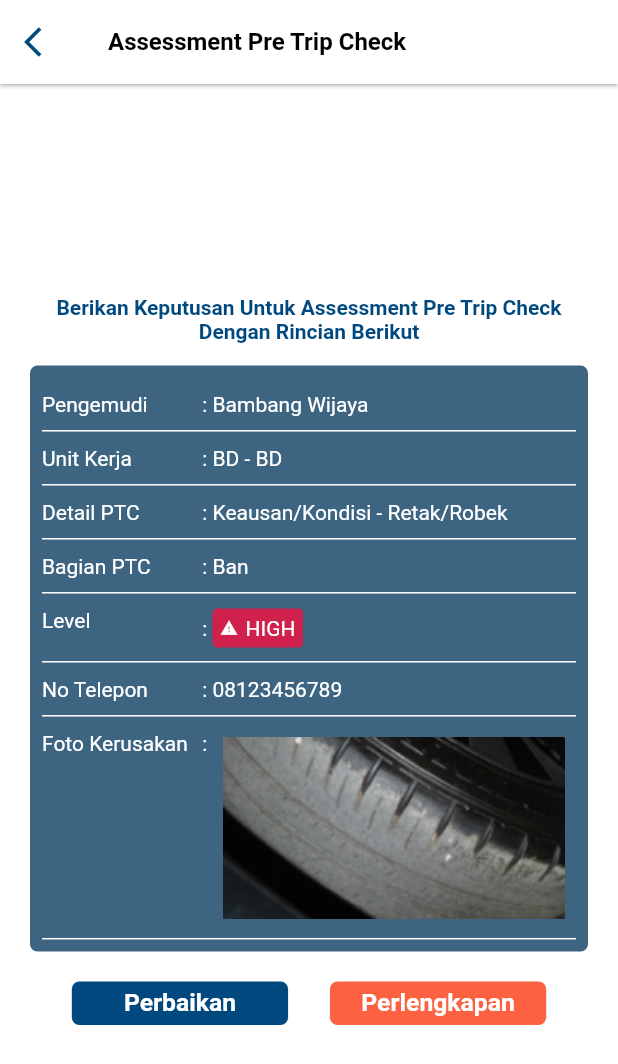
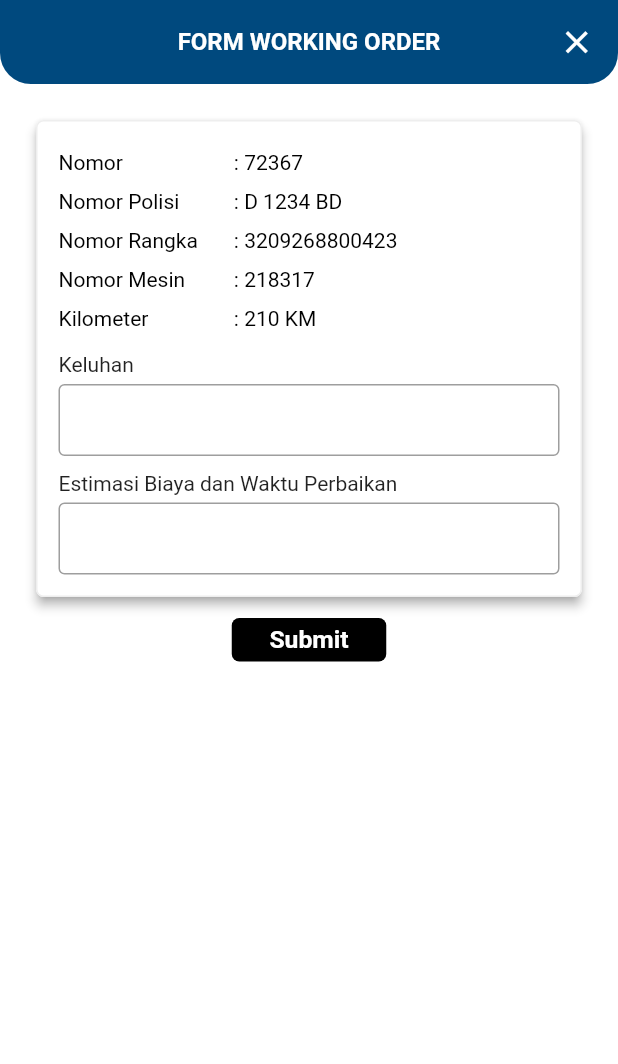
Before and after one commit to uzixCode/par-mobile, a Flutter app: the ApprovalPTCDetailPage screen opened directly, after a tap on "Perlengkapan", on a phone screen of 412 x 824 dp. Shown: the top 1064 px of the screen. Run offline on Flutter 3.47's test engine with Material 2 defaults, Android fonts, the phone set to English and light mode, and no system bars; our stand-ins replace dio, flutter_rating_bar, fluttertoast, get, percent_indicator.

Commit message:
added form working order

```diff
--- a/lib/views/suo/approval_ptc_detail/components/body.dart
+++ b/lib/views/suo/approval_ptc_detail/components/body.dart
@@ -2,6 +2,7 @@ import 'package:flutter/material.dart';
 import 'package:get/get.dart';
 import 'package:par_mobile/constants/all_color.dart';
 import 'package:par_mobile/views/suo/form_service_ptc/form_service_ptc_page.dart';
+import 'package:par_mobile/views/suo/form_wo_ptc/form_wo_page.dart';
 import 'package:par_mobile/widgets/rectangle_button.dart';
 import 'package:par_mobile/widgets/tablerow_content.dart';
 
@@ -173,7 +174,9 @@ class Body extends StatelessWidget {
                 SizedBox(
                   width: Get.width * 0.35,
                   child: RectangleButton(
-                    onTap: () {},
+                    onTap: () {
+                      Get.to(FormWorkingOrderPage());
+                    },
                     color: allColor.orange,
                     alignment: Alignment.center,
                     child: Text(
--- a/lib/views/suo/form_service_ptc/form_service_ptc_page.dart
+++ b/lib/views/suo/form_service_ptc/form_service_ptc_page.dart
@@ -47,7 +47,7 @@ class FormServicePTCPage extends StatelessWidget {
           width: double.infinity,
           height: Get.height * 0.07,
           alignment: Alignment.center,
-          padding: EdgeInsets.symmetric(vertical: 5),
+          padding:const  EdgeInsets.symmetric(vertical: 5),
           child: RectangleButton(
             onTap: () {
 
--- /dev/null
+++ b/lib/views/suo/form_wo_ptc/components/body.dart
@@ -0,0 +1,105 @@
+import 'package:flutter/material.dart';
+import 'package:get/get.dart';
+
+import '../../../../widgets/rectangle_button.dart';
+
+class Body extends StatelessWidget {
+  const Body({Key? key}) : super(key: key);
+
+  @override
+  Widget build(BuildContext context) {
+    return SafeArea(
+      child: Padding(
+        padding: const EdgeInsets.all(20),
+        child: SingleChildScrollView(
+            child: Column(
+          children: [
+            Card(
+              shape: RoundedRectangleBorder(
+                side: BorderSide(color: Colors.grey.shade200, width: 1),
+                borderRadius: BorderRadius.circular(5),
+              ),
+              shadowColor: Colors.grey,
+              elevation: 3.0,
+              child: Padding(
+                padding: const EdgeInsets.all(15.0),
+                child: Column(
+                  crossAxisAlignment: CrossAxisAlignment.start,
+                  children: [
+                    Table(
+                      columnWidths: const {1: FractionColumnWidth(0.65)},
+                      children: [
+                        _tableRowContent("Nomor", "72367"),
+                        _tableRowContent("Nomor Polisi", "D 1234 BD"),
+                        _tableRowContent(
+                            "Nomor Rangka", "3209268800423"),
+                        _tableRowContent("Nomor Mesin", "218317"),
+                        _tableRowContent("Kilometer", "210 KM")
+                      ],
+                    ),
+                    const SizedBox(
+                      height: 10,
+                    ),
+                    const Text("Keluhan"),
+                    const SizedBox(
+                      height: 5,
+                    ),
+                    TextFormField(),
+                    const SizedBox(
+                      height: 10,
+                    ),
+                    const Text("Estimasi Biaya dan Waktu Perbaikan"),
+                    const SizedBox(
+                      height: 5,
+                    ),
+                    TextFormField(),
+                  ],
+                ),
+              ),
+            ),
+           const SizedBox(
+              height: 10,
+            ),
+            SizedBox(
+              width: Get.width * 0.25,
+              child: RectangleButton(
+                onTap: () {
+                },
+                color: Colors.black,
+                alignment: Alignment.center,
+                child: Text(
+                  "Submit",
+                  style: TextStyle(
+                      fontSize: Get.width * 0.04,
+                      color: Colors.white,
+                      fontWeight: FontWeight.bold),
+                ),
+              ),
+            ),
+          ],
+        )),
+      ),
+    );
+  }
+
+  TableRow _tableRowContent(String label, String value) {
+    return TableRow(
+      children: [
+        Padding(
+          padding: const EdgeInsets.symmetric(vertical: 5),
+          child: Text(
+            label,
+            style: const TextStyle(color: Colors.black),
+          ),
+        ),
+        Padding(
+          padding: const EdgeInsets.symmetric(vertical: 5),
+          child: Text(
+            ": $value",
+            style: const TextStyle(color: Colors.black),
+          ),
+        ),
+      ],
+    );
+  }
+}
--- /dev/null
+++ b/lib/views/suo/form_wo_ptc/form_wo_page.dart
@@ -0,0 +1,47 @@
+import 'package:flutter/material.dart';
+import 'package:get/get.dart';
+import 'package:par_mobile/views/suo/form_wo_ptc/components/body.dart';
+
+import '../../../constants/all_color.dart';
+
+class FormWorkingOrderPage extends StatelessWidget {
+  const FormWorkingOrderPage({Key? key}) : super(key: key);
+
+  @override
+  Widget build(BuildContext context) {
+    return Scaffold(
+      appBar: AppBar(
+        automaticallyImplyLeading: false,
+        elevation: 0,
+        title: const Text(
+          "FORM WORKING ORDER",
+          style: TextStyle(
+              color: Colors.white, fontSize: 16, fontWeight: FontWeight.bold),
+        ),
+        actions: [
+          Padding(
+            padding: const EdgeInsets.only(right: 15),
+            child: InkWell(
+              onTap: () {
+                Get.back();
+              },
+              child: const Icon(
+                Icons.close,
+                color: Colors.white,
+                size: 25,
+              ),
+            ),
+          )
+        ],
+        centerTitle: true,
+        shape: RoundedRectangleBorder(
+          borderRadius: BorderRadius.vertical(
+            bottom: Radius.circular(Get.width * 0.05),
+          ),
+        ),
+        backgroundColor: allColor.primary,
+      ),
+      body: Body(),
+    );
+  }
+}
```
